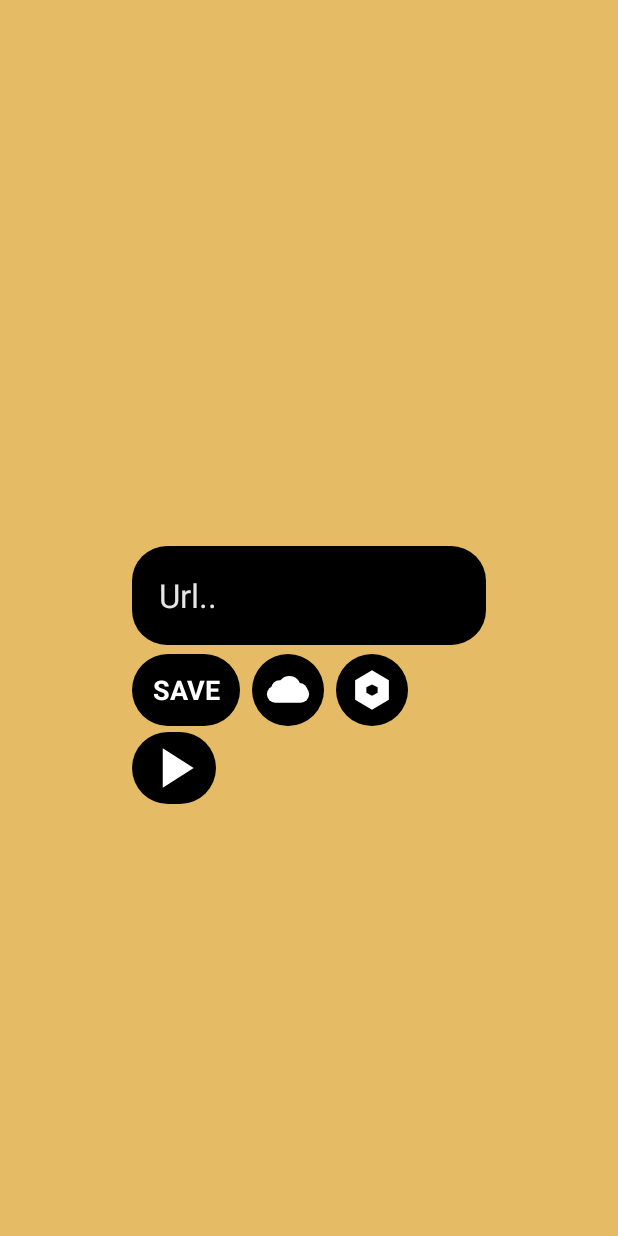
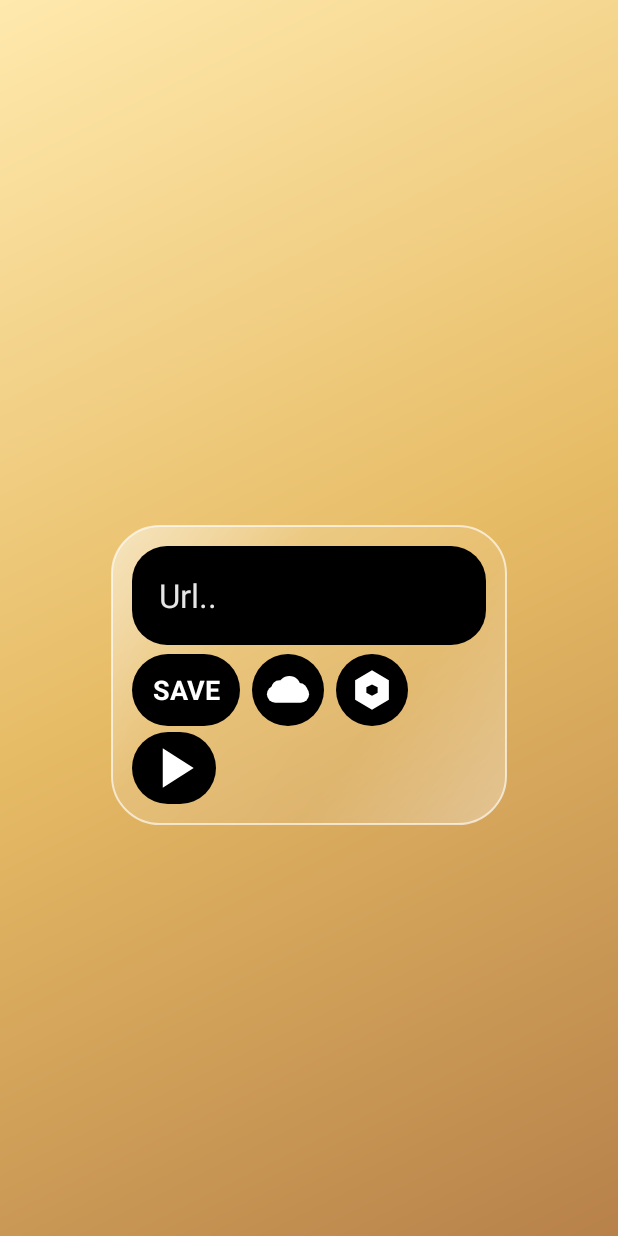
Before and after one commit to shio-end/Poject-hide-url-browser, an Android app: the screen it shows after launch (MainActivity), on a phone screen of 412 x 824 dp. Run offline under Robolectric (Android 15) with nearby library versions, the phone set to English and light mode, and no system bars.

Commit message:
Float browser controls and add glass styling and motion

```diff
--- a/app/build.gradle
+++ b/app/build.gradle
@@ -10,7 +10,7 @@ android {
         applicationId 'com.hideurl.browser'
         minSdk 31
         targetSdk 34
-        versionCode 1
-        versionName '0.1.0'
+        versionCode 2
+        versionName '0.2.0'
     }
 }
--- a/app/src/main/AndroidManifest.xml
+++ b/app/src/main/AndroidManifest.xml
@@ -6,7 +6,7 @@
         android:allowBackup="false"
         android:icon="@drawable/ic_cloud"
         android:label="@string/app_name"
-        android:theme="@android:style/Theme.Material.Light.NoActionBar"
+        android:theme="@style/BrowserTheme"
         android:usesCleartextTraffic="true">
         <activity android:name=".MainActivity" android:exported="true"
             android:windowSoftInputMode="adjustResize">
--- a/app/src/main/java/com/hideurl/browser/MainActivity.java
+++ b/app/src/main/java/com/hideurl/browser/MainActivity.java
@@ -1,5 +1,9 @@
 package com.hideurl.browser;
 
+import android.animation.AnimatorInflater;
+import android.animation.ValueAnimator;
+import android.content.res.ColorStateList;
+import android.graphics.drawable.RippleDrawable;
 import android.app.Activity;
 import android.app.AlertDialog;
 import android.content.Intent;
@@ -57,6 +61,18 @@ public class MainActivity extends Activity {
     @Override
     public void onCreate(Bundle state) {
         super.onCreate(state);
+        getSplashScreen().setOnExitAnimationListener(splash -> {
+            if (!ValueAnimator.areAnimatorsEnabled()) {
+                splash.remove();
+                return;
+            }
+            View cloud = splash.getIconView();
+            if (cloud != null) {
+                cloud.animate().scaleX(1.12f).scaleY(1.12f).translationY(-dp(8))
+                        .setDuration(200).start();
+            }
+            splash.animate().alpha(0f).setDuration(220).withEndAction(splash::remove).start();
+        });
         settings = getSharedPreferences("browser", MODE_PRIVATE);
         root = new FrameLayout(this);
         root.setBackgroundColor(Color.BLACK);
@@ -81,18 +97,26 @@ public class MainActivity extends Activity {
 
     private void buildHome() {
         home = new FrameLayout(this);
-        home.setBackgroundColor(GOLD);
+        home.setBackground(new GradientDrawable(GradientDrawable.Orientation.TL_BR,
+                new int[]{0xffffe9ad, GOLD, 0xffb7814a}));
         root.addView(home, new FrameLayout.LayoutParams(-1, -1));
 
         wallpaper = new ImageView(this);
         wallpaper.setScaleType(ImageView.ScaleType.CENTER_CROP);
-        wallpaper.setRenderEffect(RenderEffect.createBlurEffect(dp(5), dp(5), Shader.TileMode.CLAMP));
+        wallpaper.setRenderEffect(RenderEffect.createBlurEffect(dp(9), dp(9), Shader.TileMode.CLAMP));
         home.addView(wallpaper, new FrameLayout.LayoutParams(-1, -1));
         applyWallpaper();
 
         LinearLayout controls = new LinearLayout(this);
         controls.setOrientation(LinearLayout.VERTICAL);
-        FrameLayout.LayoutParams placement = new FrameLayout.LayoutParams(dp(236), -2, Gravity.CENTER);
+        GradientDrawable glass = new GradientDrawable(GradientDrawable.Orientation.TL_BR,
+                new int[]{0x88ffffff, 0x24ffffff, 0x18ffffff, 0x56ffffff});
+        glass.setCornerRadius(dp(32));
+        glass.setStroke(dp(1), 0xaaffffff);
+        controls.setBackground(glass);
+        controls.setElevation(dp(4));
+        controls.setPadding(dp(14), dp(14), dp(14), dp(14));
+        FrameLayout.LayoutParams placement = new FrameLayout.LayoutParams(dp(264), -2, Gravity.CENTER);
         home.addView(controls, placement);
         controls.setTranslationY(dp(38));
 
@@ -123,7 +147,7 @@ public class MainActivity extends Activity {
         saveButton.setTextColor(Color.WHITE);
         saveButton.setTextSize(18);
         saveButton.setGravity(Gravity.CENTER);
-        saveButton.setBackground(rounded(Color.BLACK, 24));
+        styleButton(saveButton);
         saveButton.setOnClickListener(view -> saveUrl());
         buttons.addView(saveButton, new LinearLayout.LayoutParams(dp(72), dp(48)));
         addIcon(buttons, "cloud", "เว็บไซต์ที่บันทึกไว้", 48, 8, () -> showSaved());
@@ -175,7 +199,6 @@ public class MainActivity extends Activity {
             }
         });
         FrameLayout.LayoutParams viewport = new FrameLayout.LayoutParams(-1, -1);
-        viewport.bottomMargin = dp(56);
         browser.addView(web, viewport);
 
         LinearLayout bar = new LinearLayout(this);
@@ -421,12 +444,18 @@ public class MainActivity extends Activity {
         return drawable;
     }
 
+    private void styleButton(View button) {
+        button.setBackground(new RippleDrawable(ColorStateList.valueOf(0x55ffffff),
+                rounded(Color.BLACK, 24), null));
+        button.setStateListAnimator(AnimatorInflater.loadStateListAnimator(this, R.animator.button_press));
+    }
+
     private View addIcon(LinearLayout row, String shape, String description, int width,
                          int margin, Runnable action) {
         Icon icon = new Icon(shape);
         icon.setContentDescription(description);
         icon.setFocusable(true);
-        icon.setBackground(rounded(Color.BLACK, 24));
+        styleButton(icon);
         icon.setOnClickListener(view -> action.run());
         LinearLayout.LayoutParams layout = new LinearLayout.LayoutParams(dp(width), dp(48));
         layout.leftMargin = dp(margin);
--- /dev/null
+++ b/app/src/main/res/animator/button_press.xml
@@ -0,0 +1,14 @@
+<selector xmlns:android="http://schemas.android.com/apk/res/android">
+    <item android:state_pressed="true" android:state_enabled="true">
+        <set>
+            <objectAnimator android:propertyName="scaleX" android:valueTo="0.92" android:valueType="floatType" android:duration="80" />
+            <objectAnimator android:propertyName="scaleY" android:valueTo="0.92" android:valueType="floatType" android:duration="80" />
+        </set>
+    </item>
+    <item>
+        <set>
+            <objectAnimator android:propertyName="scaleX" android:valueTo="1" android:valueType="floatType" android:duration="150" />
+            <objectAnimator android:propertyName="scaleY" android:valueTo="1" android:valueType="floatType" android:duration="150" />
+        </set>
+    </item>
+</selector>
--- /dev/null
+++ b/app/src/main/res/values/themes.xml
@@ -0,0 +1,6 @@
+<resources>
+    <style name="BrowserTheme" parent="@android:style/Theme.Material.Light.NoActionBar">
+        <item name="android:windowSplashScreenBackground">#e6bb65</item>
+        <item name="android:windowSplashScreenAnimatedIcon">@drawable/ic_cloud</item>
+    </style>
+</resources>
```
Also changed, not shown: 1 other file.
